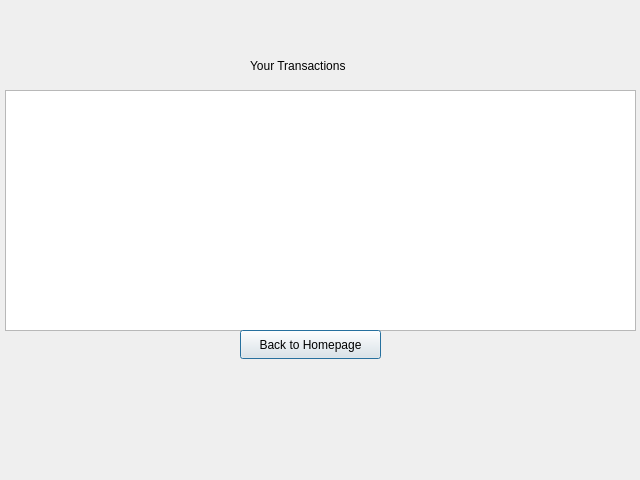
Above: viewtransactions.ui from aasishhumagain/BudgetBuddy before the change. Below: the same form after it.
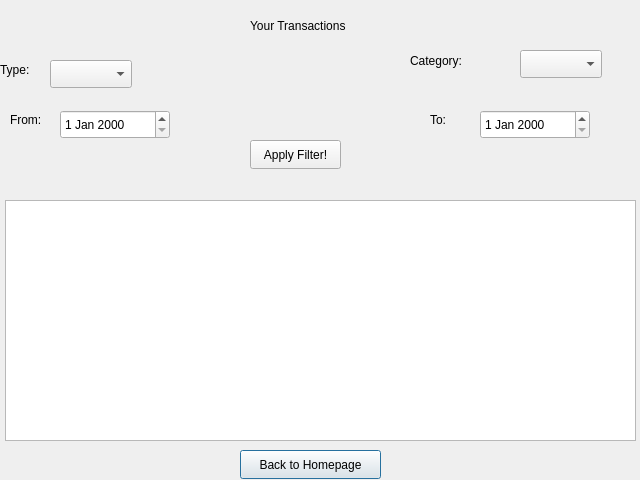
That is the form after the change.

Commit message: Added filters to viewtransactions page

Diff of the .ui file:
```diff
--- a/viewtransactions.ui
+++ b/viewtransactions.ui
@@ -17,7 +17,7 @@
    <property name="geometry">
     <rect>
      <x>5</x>
-     <y>90</y>
+     <y>200</y>
      <width>631</width>
      <height>241</height>
     </rect>
@@ -27,7 +27,7 @@
    <property name="geometry">
     <rect>
      <x>240</x>
-     <y>330</y>
+     <y>450</y>
      <width>141</width>
      <height>29</height>
     </rect>
@@ -40,7 +40,7 @@
    <property name="geometry">
     <rect>
      <x>250</x>
-     <y>50</y>
+     <y>10</y>
      <width>241</width>
      <height>31</height>
     </rect>
@@ -49,6 +49,111 @@
     <string>Your Transactions</string>
    </property>
   </widget>
+  <widget class="QComboBox" name="comboBoxTypeFilter">
+   <property name="geometry">
+    <rect>
+     <x>50</x>
+     <y>60</y>
+     <width>82</width>
+     <height>28</height>
+    </rect>
+   </property>
+  </widget>
+  <widget class="QLabel" name="labelType">
+   <property name="geometry">
+    <rect>
+     <x>0</x>
+     <y>60</y>
+     <width>63</width>
+     <height>20</height>
+    </rect>
+   </property>
+   <property name="text">
+    <string>Type:</string>
+   </property>
+  </widget>
+  <widget class="QLabel" name="labelCategory">
+   <property name="geometry">
+    <rect>
+     <x>410</x>
+     <y>50</y>
+     <width>81</width>
+     <height>21</height>
+    </rect>
+   </property>
+   <property name="text">
+    <string>Category:</string>
+   </property>
+  </widget>
+  <widget class="QComboBox" name="comboBoxCategoryFilter">
+   <property name="geometry">
+    <rect>
+     <x>520</x>
+     <y>50</y>
+     <width>82</width>
+     <height>28</height>
+    </rect>
+   </property>
+  </widget>
+  <widget class="QLabel" name="labelFrom">
+   <property name="geometry">
+    <rect>
+     <x>10</x>
+     <y>110</y>
+     <width>63</width>
+     <height>20</height>
+    </rect>
+   </property>
+   <property name="text">
+    <string>From:</string>
+   </property>
+  </widget>
+  <widget class="QLabel" name="labelTo">
+   <property name="geometry">
+    <rect>
+     <x>430</x>
+     <y>110</y>
+     <width>63</width>
+     <height>20</height>
+    </rect>
+   </property>
+   <property name="text">
+    <string>To:</string>
+   </property>
+  </widget>
+  <widget class="QDateEdit" name="dateEditFrom">
+   <property name="geometry">
+    <rect>
+     <x>60</x>
+     <y>110</y>
+     <width>110</width>
+     <height>29</height>
+    </rect>
+   </property>
+  </widget>
+  <widget class="QDateEdit" name="dateEditTo">
+   <property name="geometry">
+    <rect>
+     <x>480</x>
+     <y>110</y>
+     <width>110</width>
+     <height>29</height>
+    </rect>
+   </property>
+  </widget>
+  <widget class="QPushButton" name="buttonApplyFilter">
+   <property name="geometry">
+    <rect>
+     <x>250</x>
+     <y>140</y>
+     <width>91</width>
+     <height>29</height>
+    </rect>
+   </property>
+   <property name="text">
+    <string>Apply Filter!</string>
+   </property>
+  </widget>
  </widget>
  <resources/>
  <connections/>
```
The commit also changes 1 other file.
